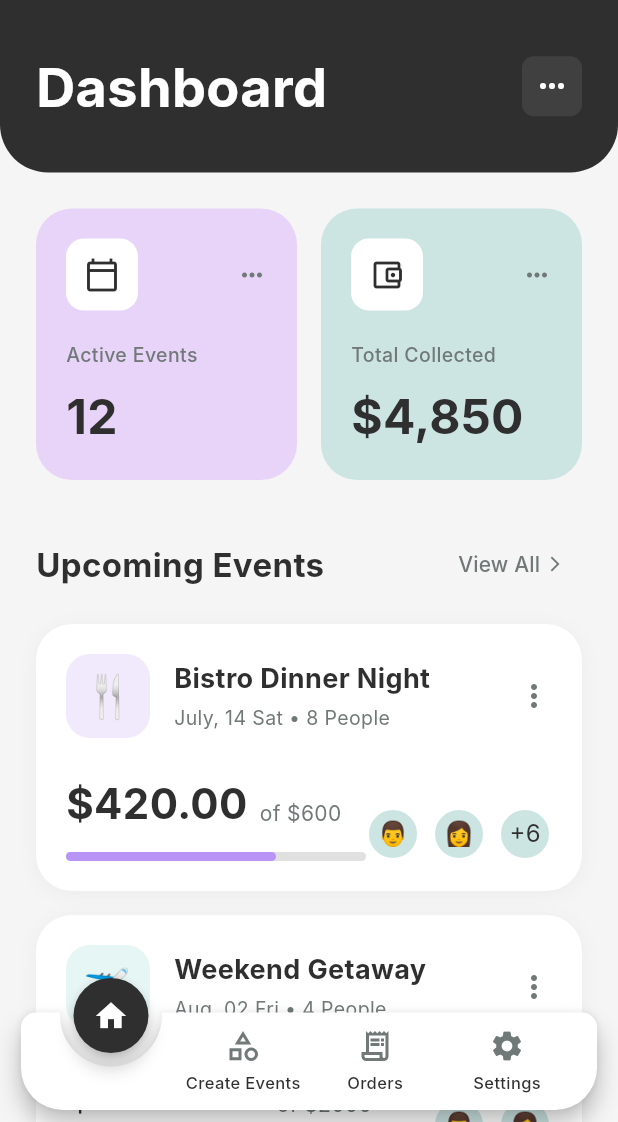
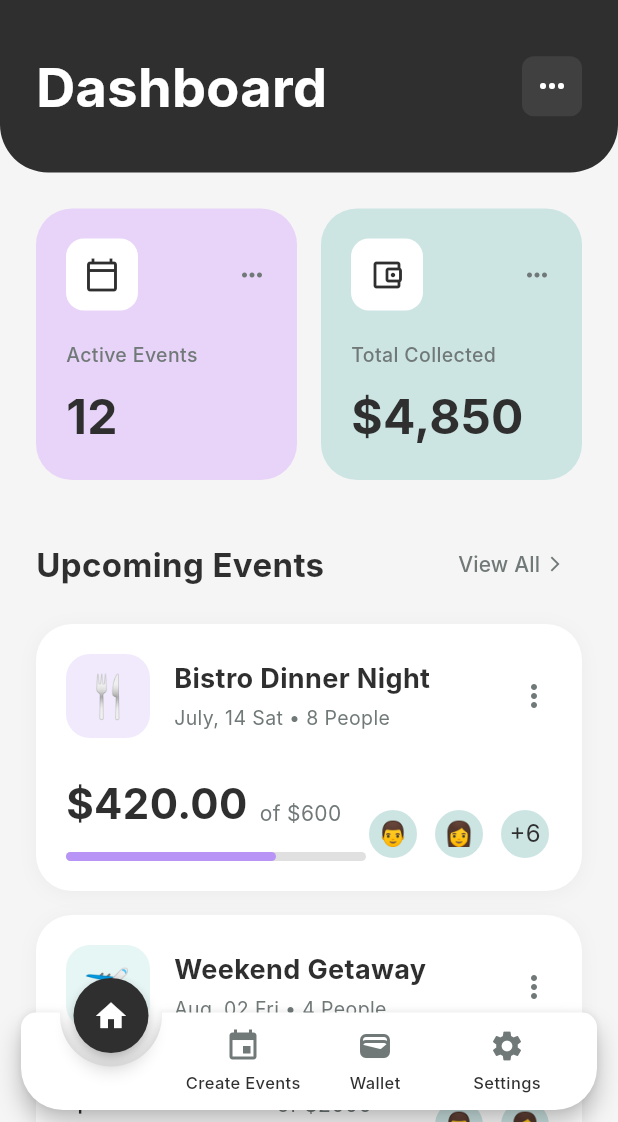
Before and after one commit to akashvadh12/Split-Money, a Flutter app: the screen it shows after launch, after a tap on the "menu" icon, after a tap on "View All", on a phone screen of 412 x 824 dp, the part 114-1236 px from its top. Run offline on Flutter 3.47's test engine with Material 3 defaults, Android fonts, the phone set to English and light mode, and no system bars; drawn by our look-alikes of animated_notch_bottom_bar; our stand-ins replace connectivity_plus, get, lottie, shared_preferences, smooth_page_indicator; Roboto replaces fonts that are missing (Inter).

Commit message:
feat: Update UI components in HomeScreen and AppDrawer; modify icons in CustomBottomNavBar for better clarity

```diff
--- a/lib/app/modules/home/home_view.dart
+++ b/lib/app/modules/home/home_view.dart
@@ -17,17 +17,11 @@ class HomeScreen extends GetView<HomeController> {
           ? const Color(0xFF1A1C1E)
           : const Color(0xFFF5F5F5),
       appBar: AppBar(
-        backgroundColor: isDark
-            ? const Color(0xFF2F2F2F)
-            : const Color(0xFF2F2F2F),
+        backgroundColor: const Color(0xFF2F2F2F),
         elevation: 0,
         toolbarHeight:
             0, // Hide the default toolbar, just use the status bar color
-        systemOverlayStyle: isDark
-            ? SystemUiOverlayStyle.light.copyWith(
-                statusBarColor: const Color(0xFF2F2F2F),
-              )
-            : SystemUiOverlayStyle.dark.copyWith(
+        systemOverlayStyle: SystemUiOverlayStyle.light.copyWith(
           statusBarColor: const Color(0xFF2F2F2F),
         ),
       ),
@@ -424,7 +418,8 @@ class HomeScreen extends GetView<HomeController> {
               crossAxisAlignment: CrossAxisAlignment.end,
               children: [
                 // Amount
-                Column(
+                Expanded(
+                  child: Column(
                     crossAxisAlignment: CrossAxisAlignment.start,
                     children: [
                       Row(
@@ -479,6 +474,7 @@ class HomeScreen extends GetView<HomeController> {
                       ),
                     ],
                   ),
+                ),
                 // Avatars
                 Row(
                   children: List.generate(
--- a/lib/app/modules/navigation/widgets/app_drawer.dart
+++ b/lib/app/modules/navigation/widgets/app_drawer.dart
@@ -9,14 +9,20 @@ class AppDrawer extends StatelessWidget {
 
     return Material(
       color: isDark ? const Color(0xFF1E1F20) : const Color(0xFFF2E8F6),
-      child: SafeArea(
-        child: SingleChildScrollView(
-          child: Column(
+      child: SingleChildScrollView(
+        child: Column(
             crossAxisAlignment: CrossAxisAlignment.start,
             children: [
+              // Drawer Header
               Container(
+
                 width: double.infinity,
-                padding: const EdgeInsets.all(20),
+                padding: const EdgeInsets.only(
+                  top: 55,
+                  left: 18,
+                  right: 18,
+                  bottom: 24,
+                ),
                 decoration: BoxDecoration(
                   color: const Color(0xFF2F2F2F),
                   borderRadius: const BorderRadius.only(
@@ -217,7 +223,7 @@ class AppDrawer extends StatelessWidget {
             ],
           ),
         ),
-      ),
+
     );
   }
 
--- a/lib/app/modules/navigation/widgets/custom_bottom_nav_bar.dart
+++ b/lib/app/modules/navigation/widgets/custom_bottom_nav_bar.dart
@@ -89,7 +89,7 @@ class CustomBottomNavBar extends StatelessWidget {
         /// Categories
         BottomBarItem(
           inActiveItem: Icon(
-            Icons.category_outlined,
+            Icons.event,
             color: Theme.of(context).colorScheme.outline,
           ),
           activeItem: Icon(Icons.event, color: Colors.white),
@@ -99,11 +99,11 @@ class CustomBottomNavBar extends StatelessWidget {
         /// Orders
         BottomBarItem(
           inActiveItem: Icon(
-            Icons.receipt_long_outlined,
+            Icons.wallet_outlined,
             color: Theme.of(context).colorScheme.outline,
           ),
-          activeItem: Icon(Icons.receipt_long, color: Colors.white),
-          itemLabel: 'Orders',
+          activeItem: Icon(Icons.wallet, color: Colors.white),
+          itemLabel: 'Wallet',
         ),
 
         /// Profile
```
Lines whose indentation alone changed are shown as unchanged.
